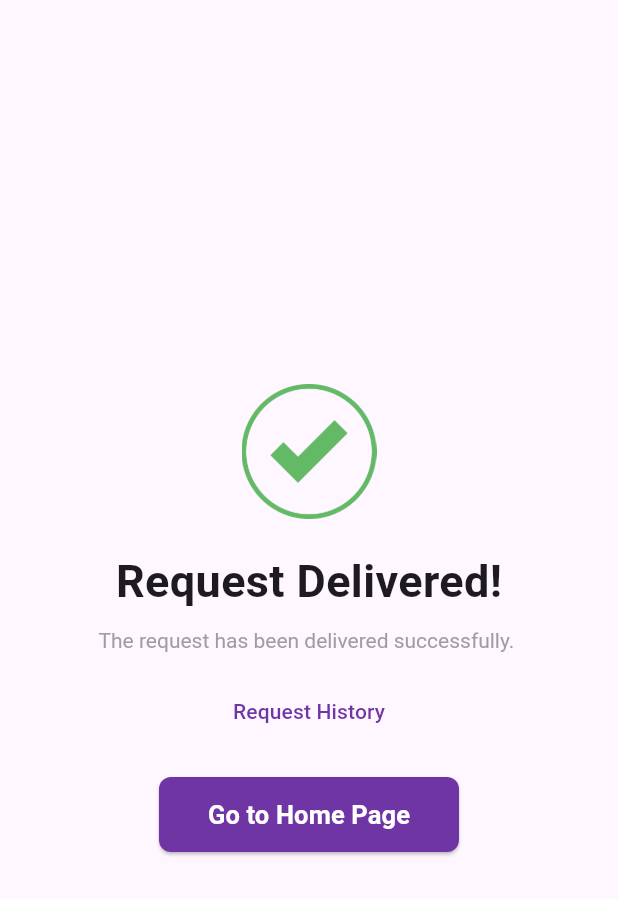
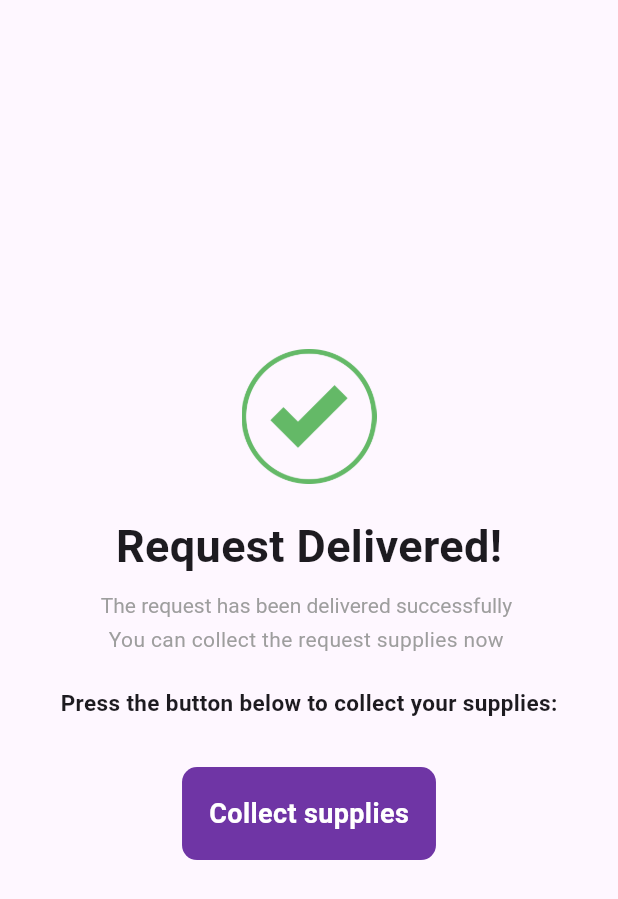
Before and after one commit to Project-Dronaid/newdronaidapp, a Flutter app: the RequestDeliveredPage screen opened directly, on a phone screen of 412 x 824 dp. Shown: the top 899 px of the screen. Run offline on Flutter 3.47's test engine with Material 3 defaults, Android fonts, the phone set to English and light mode, and no system bars; our stand-ins replace carousel_slider, cloud_firestore, firebase_auth, firebase_core, flutter_svg, geocoding and 4 more; missing offline and left inert: fl_location; accounts and stored records are empty.

Commit message:
changes made

```diff
--- a/lib/main.dart
+++ b/lib/main.dart
@@ -1,7 +1,5 @@
-import 'package:dronaid_app/screens/confirm_details.dart';
 import 'package:dronaid_app/screens/home.dart';
 import 'package:dronaid_app/screens/login/login.dart';
-import 'package:dronaid_app/screens/signUp/signUp.dart';
 import 'package:dronaid_app/utils/colors.dart';
 import 'package:firebase_auth/firebase_auth.dart';
 import '../firebase/firestore_methods.dart';
@@ -34,6 +32,7 @@ class _MyAppState extends State<MyApp> {
   Widget build(BuildContext context) {
     return MaterialApp(
       debugShowCheckedModeBanner: false,
+      // home: OrderTrackingPage(),
       home: StreamBuilder(
         stream: FirebaseAuth.instance.authStateChanges(),
         builder: (context,snapshot){
--- a/lib/screens/confirm_details.dart
+++ b/lib/screens/confirm_details.dart
@@ -1,7 +1,6 @@
 import 'package:cloud_firestore/cloud_firestore.dart';
 import 'package:dronaid_app/screens/OrderDetails.dart';
 import 'package:dronaid_app/utils/colors.dart';
-import 'package:dronaid_app/utils/utils.dart';
 import 'package:flutter/material.dart';
 
 class ConfirmDetails extends StatefulWidget {
@@ -15,7 +14,7 @@ Future<void> confirmDetails() async {
   await FirebaseFirestore.instance
       .collection('drone')
       .doc('drone1')
-      .update({'orderFlag': 2, 'droneFlag': 1});
+      .update({'orderFlag': 2, 'droneFlag': 1, 'servoFlag': 0});
 }
 
 class _ConfirmDetailsState extends State<ConfirmDetails> {
--- a/lib/screens/fetched_emergency.dart
+++ b/lib/screens/fetched_emergency.dart
@@ -1,5 +1,4 @@
 import 'package:cloud_firestore/cloud_firestore.dart';
-import 'package:dronaid_app/firebase/firestore_methods.dart';
 import 'package:dronaid_app/screens/map_page.dart';
 import 'package:firebase_auth/firebase_auth.dart';
 import 'package:flutter/material.dart';
@@ -431,6 +430,7 @@ class _FetchedEmergencyState extends State<FetchedEmergency> {
                         child: DropdownButtonHideUnderline(
                           // Hide the underline
                           child: DropdownButton<String>(
+                            dropdownColor: Colors.white,
                             value: selectedHospital,
                             hint: Center(child: Text('Select a hospital')),
                             onChanged: (String? newValue) {
--- a/lib/screens/home.dart
+++ b/lib/screens/home.dart
@@ -43,6 +43,9 @@ class _HomePageState extends State<HomePage> {
         ],
         child: MaterialApp(
           debugShowCheckedModeBanner: false,
+          theme: ThemeData(
+            scaffoldBackgroundColor: const Color(0xFFEEEFF5),
+          ),
           home: StreamBuilder(
               stream: FirebaseAuth.instance.authStateChanges(),
               builder: (context, snapshot) {
@@ -51,6 +54,7 @@ class _HomePageState extends State<HomePage> {
                     return Scaffold(
                       body: _widgetOptions.elementAt(_selectedIndex),
                       bottomNavigationBar: BottomNavigationBar(
+                        backgroundColor: Color(0xFFEEEFF5),
                         items: const <BottomNavigationBarItem>[
                           BottomNavigationBarItem(
                             icon: Icon(
@@ -90,7 +94,7 @@ class _HomePageState extends State<HomePage> {
                 if (snapshot.connectionState == ConnectionState.waiting) {
                   return Center(
                     child: CircularProgressIndicator(
-                      color: primaryColor,
+                      color: kPrimaryColor,
                     ),
                   );
                 }
--- a/lib/screens/request_delivered_page.dart
+++ b/lib/screens/request_delivered_page.dart
@@ -1,9 +1,17 @@
+import 'package:cloud_firestore/cloud_firestore.dart';
 import 'package:dronaid_app/screens/home.dart';
 import 'package:dronaid_app/utils/colors.dart';
 import 'package:flutter/material.dart';
 
 class RequestDeliveredPage extends StatelessWidget {
   const RequestDeliveredPage({super.key});
+
+  servoOpen()  {
+    FirebaseFirestore.instance
+        .collection('drone')
+        .doc('drone1')
+        .update({'servoFlag': 1});
+  }
 
   @override
   Widget build(BuildContext context) {
@@ -32,42 +40,90 @@ class RequestDeliveredPage extends StatelessWidget {
               ),
               const SizedBox(height: 10),
               RichText(
-                text:const  TextSpan(
-                  text: "The request has been delivered successfully. ",
+                text: const TextSpan(
+                  text: "The request has been delivered successfully ",
                   style: TextStyle(color: Colors.grey, fontSize: 14),
-                  children: [
-                  ],
+                  children: [],
                 ),
               ),
-              const SizedBox(height: 10),
-              const SizedBox(height: 5),
-              const TextButton(
-                onPressed: TrackOrder,
-                child: Text(
-                  'Request History',
-                  style: TextStyle(color: kPrimaryColor),
+              Column(children: [
+                Padding(
+                    padding: EdgeInsets.all(5),
+                    child: Text(
+                      'You can collect the request supplies now ',
+                      style: TextStyle(color: Colors.grey, fontSize: 14),
+                    )),
+                SizedBox(
+                  height: MediaQuery.of(context).size.height * 0.01,
                 ),
+                Padding(
+                  padding: const EdgeInsets.all(8.0),
+                  child: Text(
+                    'Press the button below to collect your supplies:',
+                    style: TextStyle(fontWeight: FontWeight.bold, fontSize: 15),
+                  ),
+                ),
+              ]),
+              SizedBox(
+                height: MediaQuery.of(context).size.height * 0.02,
               ),
-              const SizedBox(height: 20),
-              SizedBox(
-                width: 200, // Increased width
-                height: 50, // Increased height
-                child: ElevatedButton(
-                  onPressed: () {
-                    Navigator.of(context).push(MaterialPageRoute(builder: (context) => HomePage()));
-                  },
-                  style: ElevatedButton.styleFrom(
-                    backgroundColor: kPrimaryColor,
-                    shape: RoundedRectangleBorder(
-                      borderRadius: BorderRadius.circular(8), // Rounded edges
-                    ),
-                  ),
-                  child: const Text(
-                    'Go to Home Page',
-                    style: TextStyle(color: Colors.white, fontSize: 17, fontWeight: FontWeight.bold),
+              GestureDetector(
+                onTap: () {
+                  servoOpen();
+                  ScaffoldMessenger.of(context).showSnackBar(
+                      SnackBar(content: Text('Drone chamber opened')));
+                  Future.delayed(Duration(seconds: 3), () {
+                    Navigator.of(context).push(
+                        MaterialPageRoute(builder: (context) => HomePage()));
+                  });
+                },
+                child: Container(
+                  padding: EdgeInsets.all(18),
+                  margin: EdgeInsets.all(8),
+                  decoration: BoxDecoration(
+                      color: kPrimaryColor,
+                      borderRadius: BorderRadius.circular(10)),
+                  child: Text(
+                    'Collect supplies',
+                    style: TextStyle(
+                        fontSize: 18,
+                        color: Colors.white,
+                        fontWeight: FontWeight.bold),
                   ),
                 ),
               ),
+              SizedBox(height: 10),
+              // const TextButton(
+              //   onPressed: TrackOrder,
+              //   child: Text(
+              //     'Request History',
+              //     style: TextStyle(color: kPrimaryColor),
+              //   ),
+              // ),
+              // const SizedBox(height: 20),
+              // SizedBox(
+              //   width: 200, // Increased width
+              //   height: 50, // Increased height
+              //   child: ElevatedButton(
+              //     onPressed: () {
+              //       Navigator.of(context).push(
+              //           MaterialPageRoute(builder: (context) => HomePage()));
+              //     },
+              //     style: ElevatedButton.styleFrom(
+              //       backgroundColor: kPrimaryColor,
+              //       shape: RoundedRectangleBorder(
+              //         borderRadius: BorderRadius.circular(8), // Rounded edges
+              //       ),
+              //     ),
+              //     child: const Text(
+              //       'Go to Home Page',
+              //       style: TextStyle(
+              //           color: Colors.white,
+              //           fontSize: 17,
+              //           fontWeight: FontWeight.bold),
+              //     ),
+              //   ),
+              // ),
             ],
           ),
         ),
```
Also changed, not shown: lib/screens/OrderDetails.dart (+73 -21 lines), lib/screens/fetched_requests.dart (+6 -2 lines), lib/screens/tracking.dart (+12 -0 lines).
